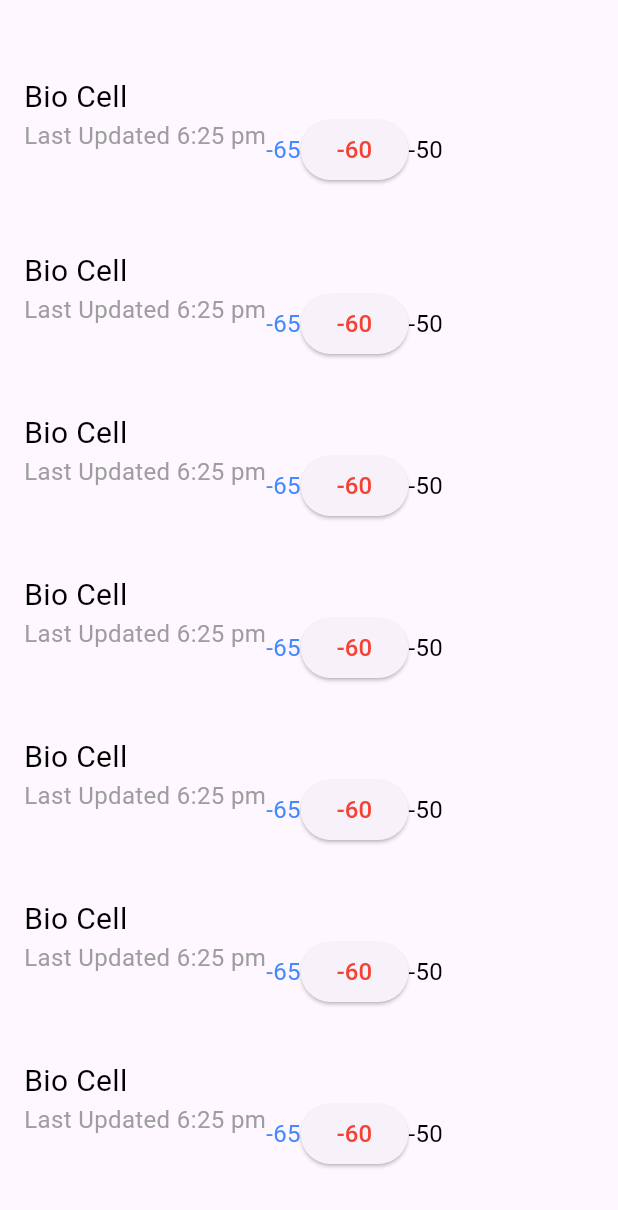
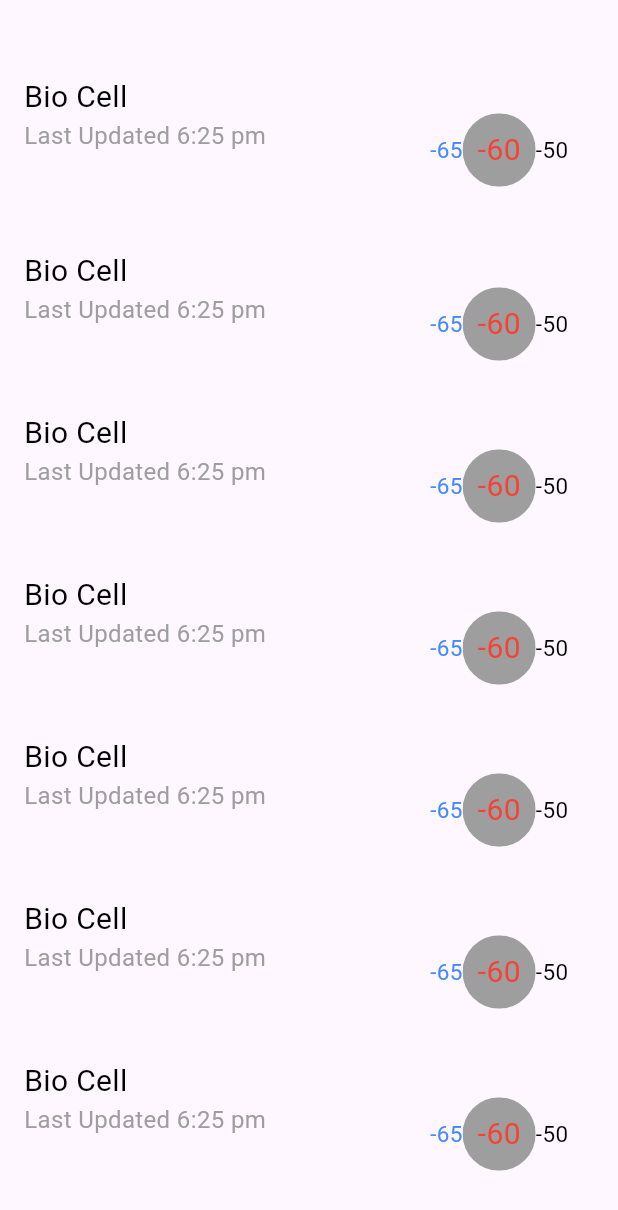
Before and after one commit to Saeed1386Eslami/thermocall, a Flutter app: the screen it shows after launch, after a tap on "Log in", on a phone screen of 412 x 824 dp. Shown: the top 1210 px of the screen. Run offline on Flutter 3.47's test engine with Material 3 defaults, Android fonts, the light colour scheme and no system bars.

Commit message:
Edit numbers and colors

```diff
--- a/lib/home/view/home.dart
+++ b/lib/home/view/home.dart
@@ -1,3 +1,5 @@
+import 'dart:ui';
+
 import 'package:flutter/cupertino.dart';
 import 'package:flutter/material.dart';
 import 'package:flutter/material.dart';
@@ -12,6 +14,7 @@ class HomePage extends StatelessWidget {
     return MaterialApp(
         debugShowCheckedModeBanner: false,
         home: Scaffold(
+        //  appBar: AppBar (title: Text("Thermocal", textAlign: ),
           body: SingleChildScrollView(
             child: Padding(
                 padding: const EdgeInsets.only(
@@ -99,26 +102,33 @@ class Freezer extends StatelessWidget {
             bottom: 8,
           )),
         ]),
+        Spacer(),
         Expanded(
             child: Row(
           children: [
             Text(
               "-65",
-              style: TextStyle(color: Colors.blueAccent, fontSize: 16),
+              style: TextStyle(color: Colors.blueAccent, fontSize: 15),
             ),
-            ElevatedButton(
-              onPressed: () {},
-              style: ElevatedButton.styleFrom(
-                  shape: RoundedRectangleBorder(
-                      borderRadius: BorderRadius.circular(360))),
-              child: Text(
-                "-60",
-                style: TextStyle(color: Colors.red, fontSize: 16),
+            ClipRRect(
+              borderRadius : BorderRadius.circular(360),
+
+              child: Container(
+                color: Colors.grey,
+                child: Padding(
+                  padding: EdgeInsets.all(10),
+                  child: Text(
+                    "-60",
+                    style: TextStyle(color: Colors.red, fontSize: 20),
+                  ),
+                ),
               ),
             ),
-            Text(
-              "-50",
-              style: TextStyle(color: Colors.black, fontSize: 16),
+            Padding(
+              padding: EdgeInsets.only(right: 15),              child: Text(
+                "-50",
+                style: TextStyle(color: Colors.black, fontSize: 15),
+              ),
             )
           ],
         )),
```
